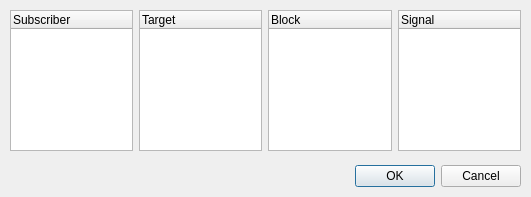
Above: ui/gui/add_subscriber.ui from TUB-Control/PaPI before the change. Below: the same form after it.
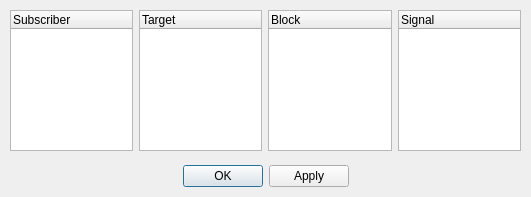
That is the form after the change.

The edit to the form file:
```diff
--- a/ui/gui/add_subscriber.ui
+++ b/ui/gui/add_subscriber.ui
@@ -16,17 +16,23 @@
   <widget class="QDialogButtonBox" name="buttonBox">
    <property name="geometry">
     <rect>
-     <x>170</x>
+     <x>10</x>
      <y>160</y>
-     <width>351</width>
+     <width>511</width>
      <height>32</height>
     </rect>
    </property>
+   <property name="autoFillBackground">
+    <bool>false</bool>
+   </property>
    <property name="orientation">
     <enum>Qt::Horizontal</enum>
    </property>
    <property name="standardButtons">
-    <set>QDialogButtonBox::Cancel|QDialogButtonBox::Ok</set>
+    <set>QDialogButtonBox::Apply|QDialogButtonBox::Ok</set>
+   </property>
+   <property name="centerButtons">
+    <bool>true</bool>
    </property>
   </widget>
   <widget class="QWidget" name="horizontalLayoutWidget">
```
